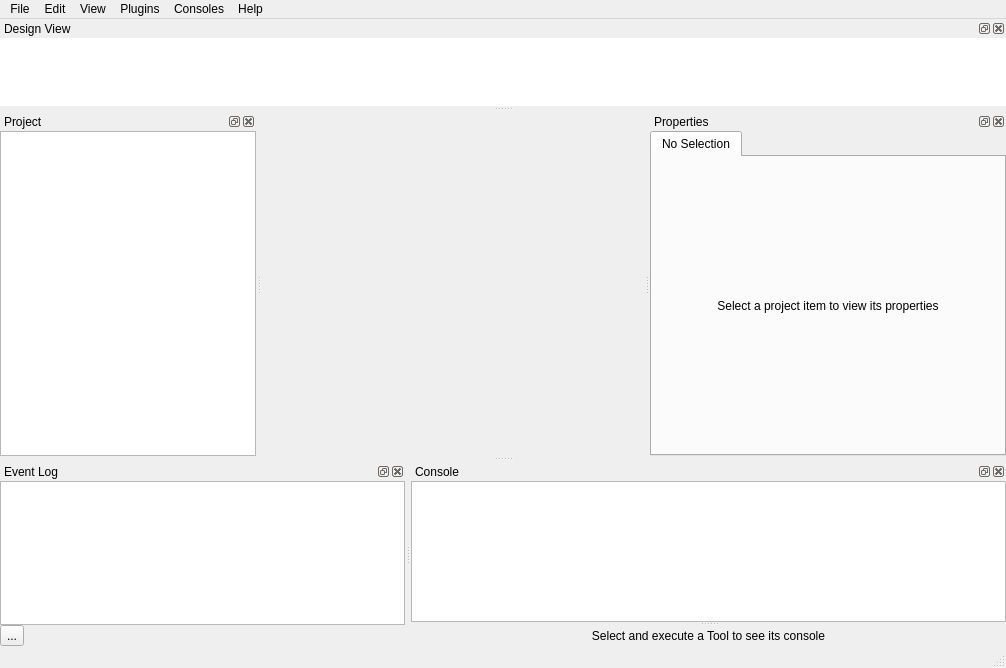
Before: the Qt Designer form spinetoolbox/ui/mainwindow.ui in spine-tools/Spine-Toolbox, drawn with Qt 5.
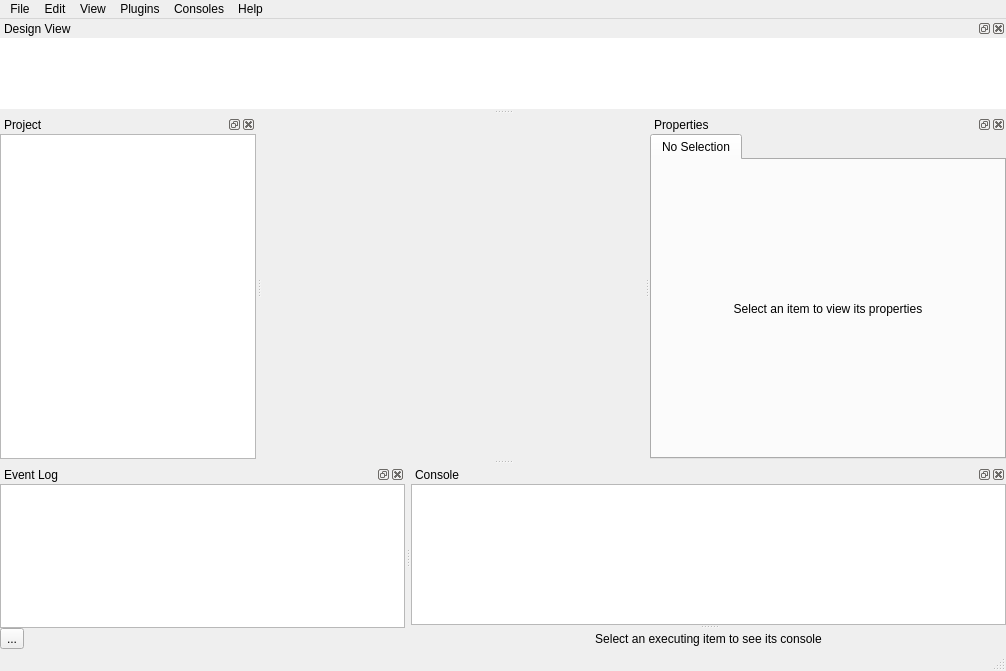
After: the same form once the commit is applied. Icons and pictures are not drawn. Custom widgets are drawn as their Qt base class.

Commit message:
Show jump console when selected
Re Spine-project/Spine-Toolbox#1778

```diff
--- a/spinetoolbox/ui/mainwindow.ui
+++ b/spinetoolbox/ui/mainwindow.ui
@@ -19,7 +19,7 @@
     <x>0</x>
     <y>0</y>
     <width>1006</width>
-    <height>668</height>
+    <height>671</height>
    </rect>
   </property>
   <property name="windowTitle">
@@ -274,7 +274,7 @@
          <item>
           <widget class="QLabel" name="label_no_selection">
            <property name="text">
-            <string>Select a project item to view its properties</string>
+            <string>Select an item to view its properties</string>
            </property>
            <property name="alignment">
             <set>Qt::AlignCenter</set>
@@ -414,7 +414,7 @@
          <enum>Qt::DefaultContextMenu</enum>
         </property>
         <property name="text">
-         <string>Select and execute a Tool to see its console</string>
+         <string>Select an executing item to see its console</string>
         </property>
         <property name="alignment">
          <set>Qt::AlignCenter</set>
```
Left out of the diff: 2 changed lines with no effect on the pictures. The commit also changes 3 other files.
